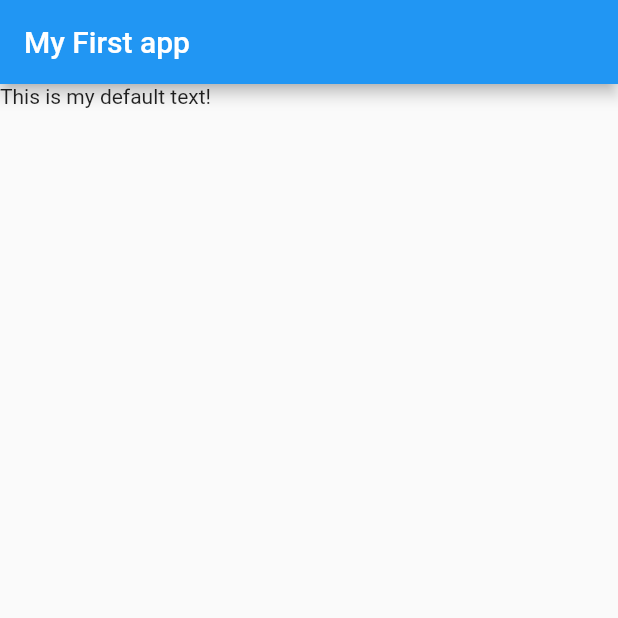
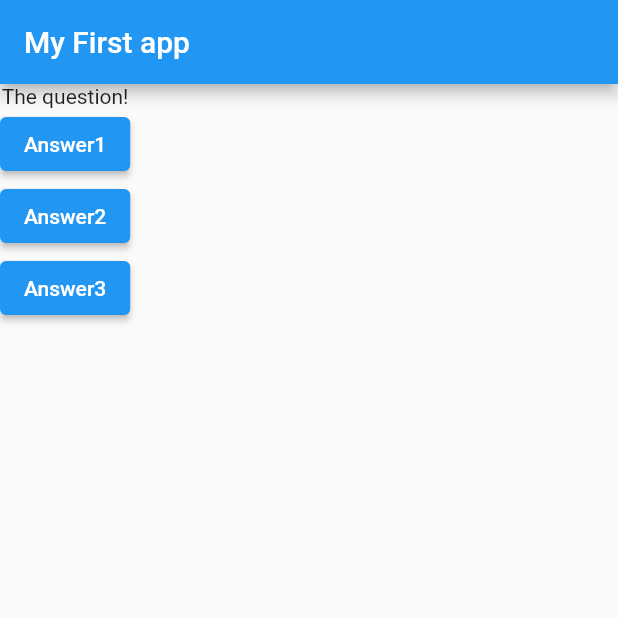
Before and after one commit to MartinPaGarcia/flutter_mirai, a Flutter app: the screen it shows after launch, on a phone screen of 412 x 824 dp, the top half of it. Run offline on Flutter 3.47's test engine with Material 2 defaults, Android fonts, the phone set to English and light mode, and no system bars.

Commit message:
Add elevate buttons

```diff
--- a/lib/main.dart
+++ b/lib/main.dart
@@ -1,3 +1,5 @@
+// ignore_for_file: prefer_const_constructors
+
 import "package:flutter/material.dart";
 
 // void main() {
@@ -7,13 +9,41 @@ void main() => runApp(const MyApp());
 
 class MyApp extends StatelessWidget {
   const MyApp({Key? key}) : super(key: key);
+  void answerQuestion() {
+    // ignore: avoid_print
+    print("Anser chosen!");
+  }
+
   @override
   Widget build(BuildContext context) {
+    // ignore: unused_local_variable
+    var questions = [
+      "What is your favourite colour?",
+      "What is your favourite animal?",
+    ]; // Questions
     return MaterialApp(
       home: Scaffold(
-        appBar: AppBar(title: const Text("My First app"),
+        appBar: AppBar(
+          title: const Text("My First app"),
         ),
-        body:const Text("This is my default text!"),
+        body: Column(
+          // ignore: prefer_const_literals_to_create_immutables
+          children: [
+            const Text("The question!"),
+            ElevatedButton(
+              child: Text("Answer1"),
+              onPressed: answerQuestion,
+              ),
+            ElevatedButton(
+              child: Text("Answer2"),
+              onPressed: answerQuestion,
+              ),
+            ElevatedButton(
+              child: Text("Answer3"),
+              onPressed: answerQuestion,
+              ),
+          ],
+        ),
       ),
     );
   }
```
